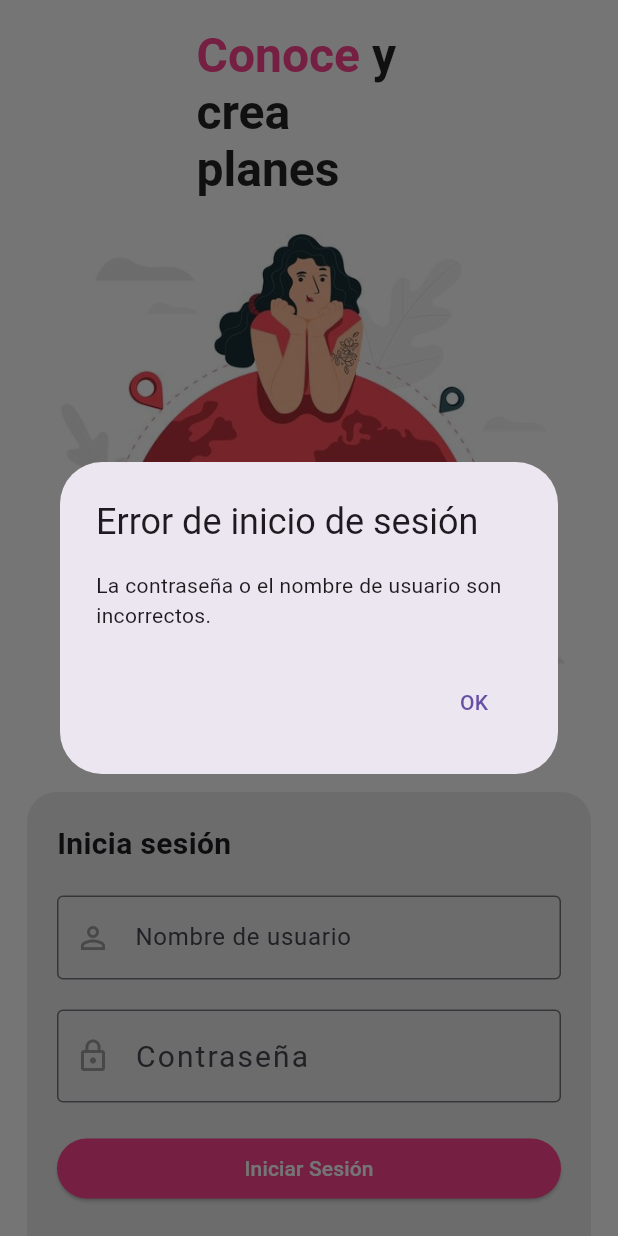
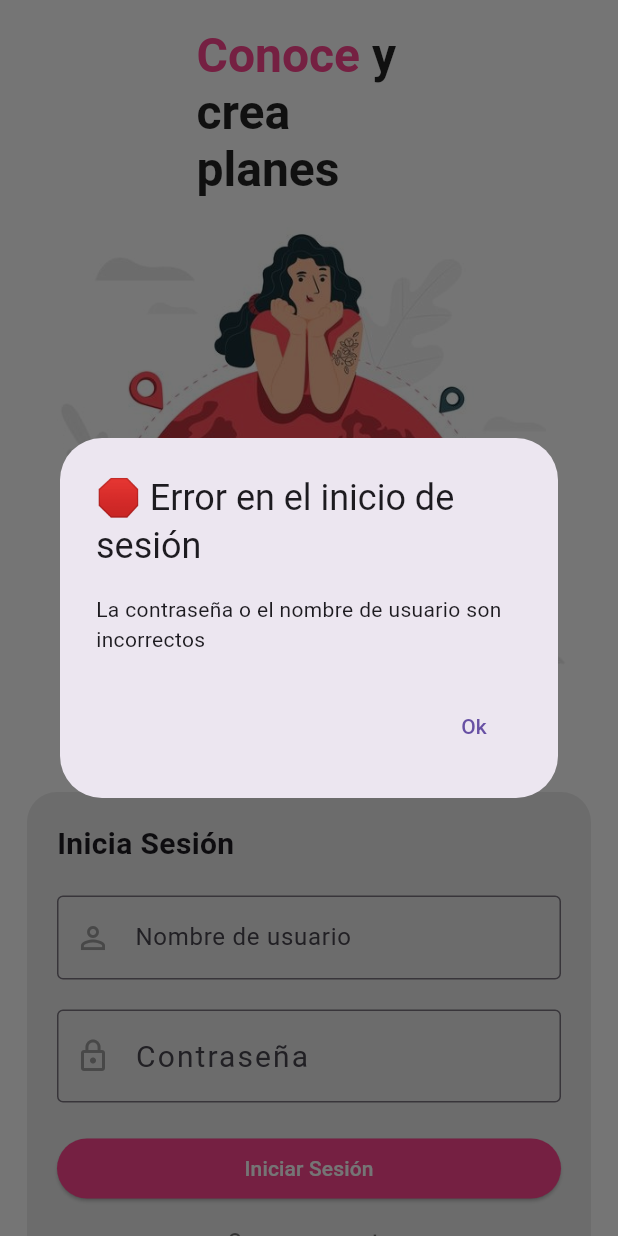
Before and after one commit to BionicHawk/random_meetings, a Flutter app: the screen it shows after launch, after a tap on "Iniciar Sesión", on a phone screen of 412 x 824 dp. Run offline on Flutter 3.47's test engine with Material 2 defaults, Android fonts, the phone set to English and light mode, and no system bars.

Commit message:
Refactoring de login

```diff
--- a/lib/screens/login/components/field.dart
+++ b/lib/screens/login/components/field.dart
@@ -1,17 +1,31 @@
 import 'package:flutter/material.dart';
 
 class Field extends StatefulWidget {
-  final String? fieldName;
   final TextEditingController? textEditingController;
   final bool discretText;
   final String? hintText;
+  final IconData icon;
+  final Color iconColor;
+  final double? height;
+  final double? width;
+  final Color cursorColor;
+  final Color textColor;
+  final double? fontSize;
+  final double? letterSpacing;
 
   const Field(
       {super.key,
-      this.fieldName,
       this.textEditingController,
       this.discretText = false,
-      this.hintText});
+      this.hintText,
+      this.icon = Icons.abc,
+      this.iconColor = Colors.grey,
+      this.height,
+      this.width,
+      this.cursorColor = Colors.grey,
+      this.textColor = Colors.black54,
+      this.fontSize,
+      this.letterSpacing});
 
   @override
   State<Field> createState() => _FieldState();
@@ -28,24 +42,29 @@
 
   @override
   Widget build(BuildContext context) {
-    return Column(
-      crossAxisAlignment: CrossAxisAlignment.start,
-      children: [
-        Text(widget.fieldName ?? "Campo", style: const TextStyle(fontSize: 18)),
-        SizedBox(
-          width: 200,
-          height: 35,
-          child: TextField(
-            controller: widget.textEditingController,
-            obscureText: widget.discretText,
-            textAlignVertical: TextAlignVertical.bottom,
-            decoration: InputDecoration(
-                border: const OutlineInputBorder(
-                    borderRadius: BorderRadius.all(Radius.circular(10.0))),
-                hintText: widget.hintText ?? ""),
-          ),
-        )
-      ],
+    final textStyle = TextStyle(
+        color: widget.textColor,
+        fontSize: widget.fontSize,
+        letterSpacing: widget.letterSpacing);
+
+    final inputDecoration = InputDecoration(
+        prefixIcon: Icon(
+          widget.icon,
+          color: widget.iconColor,
+        ),
+        border: const OutlineInputBorder(),
+        hintText: widget.hintText);
+
+    return SizedBox(
+      width: widget.width,
+      height: widget.height,
+      child: TextField(
+        controller: widget.textEditingController,
+        obscureText: widget.discretText,
+        cursorColor: widget.cursorColor,
+        style: textStyle,
+        decoration: inputDecoration,
+      ),
     );
   }
 }
--- a/lib/screens/login/login.dart
+++ b/lib/screens/login/login.dart
@@ -4,11 +4,13 @@
 import 'package:random_meetings/screens/login/components/buttons.dart';
 import 'components/field.dart';
 
+class LoginScreen extends StatelessWidget {
+  const LoginScreen({Key? key}) : super(key: key);
+
+  @override
+  Widget build(BuildContext context) {
     final userFieldController = TextEditingController();
     final passFieldController = TextEditingController();
-
-class LoginScreen extends StatelessWidget {
-  LoginScreen({Key? key}) : super(key: key);
 
     Future<bool> validateCredentials(String username, String password) async {
       final users = [
@@ -29,34 +31,23 @@
     }
 
     void signIn(BuildContext context) async {
-    bool success =
-        await validateCredentials(userFieldController.text, passFieldController.text);
+      bool success = await validateCredentials(
+          userFieldController.text, passFieldController.text);
 
       if (!success) {
-      showDialog(
-        context: context,
-        builder: (context) {
-          return AlertDialog(
-            title: Text('Error de inicio de sesión'),
-            content: Text('La contraseña o el nombre de usuario son incorrectos.'),
-            actions: [
-              TextButton(
-                onPressed: () {
-                  Navigator.of(context).pop();
-                },
-                child: Text('OK'),
-              ),
-            ],
-          );
-        },
-      );
+        // ignore: use_build_context_synchronously
+        showErrorDialog(context, "Error en el inicio de sesión",
+            "La contraseña o el nombre de usuario son incorrectos");
+
         return;
       }
 
       // Código para actualizar las credenciales (por ejemplo, guardar en SharedPreferences)
       // Debes implementar esta lógica según tus necesidades
 
+      // ignore: use_build_context_synchronously
       Navigator.pop(context);
+      // ignore: use_build_context_synchronously
       Navigator.push(
         context,
         MaterialPageRoute(builder: (context) => const Home()),
@@ -68,8 +59,95 @@
       print("Creando cuenta");
     }
 
-  @override
-  Widget build(BuildContext context) {
+    const normalSpacer = Padding(padding: EdgeInsets.symmetric(vertical: 10));
+    const accentColor = Color(0xffff4590);
+    const secondaryColorText = Colors.black54;
+
+    final mainTitle = RichText(
+      text: const TextSpan(
+        text: 'Conoce',
+        style: TextStyle(
+          fontSize: 32,
+          color: accentColor,
+          fontWeight: FontWeight.bold,
+        ),
+        children: <TextSpan>[
+          TextSpan(
+            text: ' y crea planes',
+            style: TextStyle(
+              color: Colors.black87,
+            ),
+          ),
+        ],
+      ),
+    );
+
+    final userInput = Field(
+      hintText: "Nombre de usuario",
+      icon: Icons.person_outline,
+      textEditingController: userFieldController,
+      textColor: secondaryColorText,
+    );
+
+    final passField = Field(
+      discretText: true,
+      hintText: "Contraseña",
+      textEditingController: passFieldController,
+      fontSize: 20,
+      letterSpacing: 1.4,
+      icon: Icons.lock_outline,
+      textColor: secondaryColorText,
+    );
+
+    const fieldsSectionTitle = Text(
+      "Inicia Sesión",
+      style: TextStyle(fontSize: 20, fontWeight: FontWeight.w600),
+    );
+
+    final signInButton = ElevatedButton(
+        onPressed: () => signIn(context),
+        style: ElevatedButton.styleFrom(
+          backgroundColor: accentColor,
+        ),
+        child: const Text(
+          "Iniciar Sesión",
+          style: TextStyle(color: Colors.white),
+        ));
+
+    final newAccountButton = TextButton(
+        onPressed: newAccount,
+        child: const Text(
+          "Crear una cuenta",
+          style: TextStyle(color: secondaryColorText),
+        ));
+
+    final groupOfFields = Column(
+      crossAxisAlignment: CrossAxisAlignment.stretch,
+      children: [
+        fieldsSectionTitle,
+        normalSpacer,
+        userInput,
+        normalSpacer,
+        passField,
+        normalSpacer,
+        signInButton,
+        newAccountButton
+      ],
+    );
+
+    final fieldsContainerDecoration = BoxDecoration(
+      color: Colors.grey.withOpacity(0.2),
+      borderRadius: BorderRadius.circular(20),
+      boxShadow: const [
+        BoxShadow(
+          color: Colors.white,
+          spreadRadius: 2,
+          blurRadius: 20,
+          offset: Offset(0, 0),
+        ),
+      ],
+    );
+
     return Scaffold(
       backgroundColor: Colors.white,
       body: SafeArea(
@@ -82,114 +160,16 @@
               children: [
                 SizedBox(
                   width: 150,
-                  child: RichText(
-                    text: const TextSpan(
-                      text: 'Conoce',
-                      style: TextStyle(
-                        fontSize: 32,
-                        color: Color(0xffff4590),
-                        fontWeight: FontWeight.bold,
-                      ),
-                      children: <TextSpan>[
-                        TextSpan(
-                          text: ' y crea planes',
-                          style: TextStyle(
-                            color: Colors.black87,
-                          ),
-                        ),
-                      ],
-                    ),
-                  ),
+                  child: mainTitle,
                 ),
                 SizedBox(
                   child: Image.asset('assets/login.jpeg'),
                 ),
                 Container(
-                  margin: EdgeInsets.symmetric(vertical: 20),
-                  padding: EdgeInsets.all(20),
-                  decoration: BoxDecoration(
-                    color: Colors.grey.withOpacity(0.2),
-                    borderRadius: BorderRadius.circular(20),
-                    boxShadow: [
-                      BoxShadow(
-                        color: Colors.white,
-                        spreadRadius: 2,
-                        blurRadius: 20,
-                        offset: Offset(0, 0),
-                      ),
-                    ],
-                  ),
-                  child: Column(
-                    crossAxisAlignment: CrossAxisAlignment.stretch,
-                    children: [
-                      Text(
-                        'Inicia sesión',
-                        style: TextStyle(
-                          fontSize: 20,
-                          fontWeight: FontWeight.w600,
-                        ),
-                      ),
-                      SizedBox(height: 20),
-                      TextFormField(
-                        controller: userFieldController,
-                        cursorColor: Colors.grey,
-                        style: TextStyle(
-                          color: Colors.black54,
-                        ),
-                        decoration: InputDecoration(
-                          prefixIcon: Icon(
-                            Icons.person_outline,
-                            color: Colors.grey,
-                          ),
-                          hintText: 'Nombre de usuario',
-                          border: OutlineInputBorder(),
-                        ),
-                      ),
-                      SizedBox(height: 20),
-                      TextFormField(
-                        controller: passFieldController,
-                        obscureText: true,
-                        cursorColor: Colors.grey,
-                        style: TextStyle(
-                          color: Colors.black54,
-                          fontSize: 20,
-                          letterSpacing: 1.4,
-                        ),
-                        decoration: InputDecoration(
-                          prefixIcon: Icon(
-                            Icons.lock_outline,
-                            color: Colors.grey,
-                          ),
-                          hintText: 'Contraseña',
-                          border: OutlineInputBorder(),
-                        ),
-                      ),
-                      SizedBox(height: 20),
-                      ElevatedButton(
-                        onPressed: () => signIn(context), // Llama a la función signIn
-                        style: ElevatedButton.styleFrom(
-                          primary: Color(0xffff4590),
-                        ),
-                        child: Text(
-                          'Iniciar Sesión',
-                          style: TextStyle(
-                            color: Colors.white,
-                          ),
-                        ),
-                      ),
-                      SizedBox(height: 20),
-                      TextButton(
-                        onPressed: newAccount, // Llama a la función newAccount
-                        child: Text(
-                          'Crear una cuenta',
-                          style: TextStyle(
-                            color: Colors.black54,
-                          ),
-                        ),
-                      ),
-                    ],
-                  ),
-                ),
+                    margin: const EdgeInsets.symmetric(vertical: 20),
+                    padding: const EdgeInsets.all(20),
+                    decoration: fieldsContainerDecoration,
+                    child: groupOfFields),
               ],
             ),
           ),
--- a/lib/screens/welcome/welcome.dart
+++ b/lib/screens/welcome/welcome.dart
@@ -13,7 +13,7 @@
   void initState() {
     super.initState();
     // Retraso de 3 segundos antes de navegar a la pantalla principal.
-    Future.delayed(Duration(seconds: 3), () {
+    Future.delayed(const Duration(seconds: 3), () {
       Navigator.of(context).pushReplacement(MaterialPageRoute(builder: (_) => LoginScreen()));
     });
   }
@@ -24,7 +24,7 @@
       body: Container(
         width: double.infinity,
         height: MediaQuery.of(context).size.height,
-        color: Color.fromARGB(255, 255, 255, 255), // Fondo color blanco
+        color: const Color.fromARGB(255, 255, 255, 255), // Fondo color blanco
         child: Center(
           child: Stack(
             children: [
```
Lines whose indentation alone changed are shown as unchanged.
